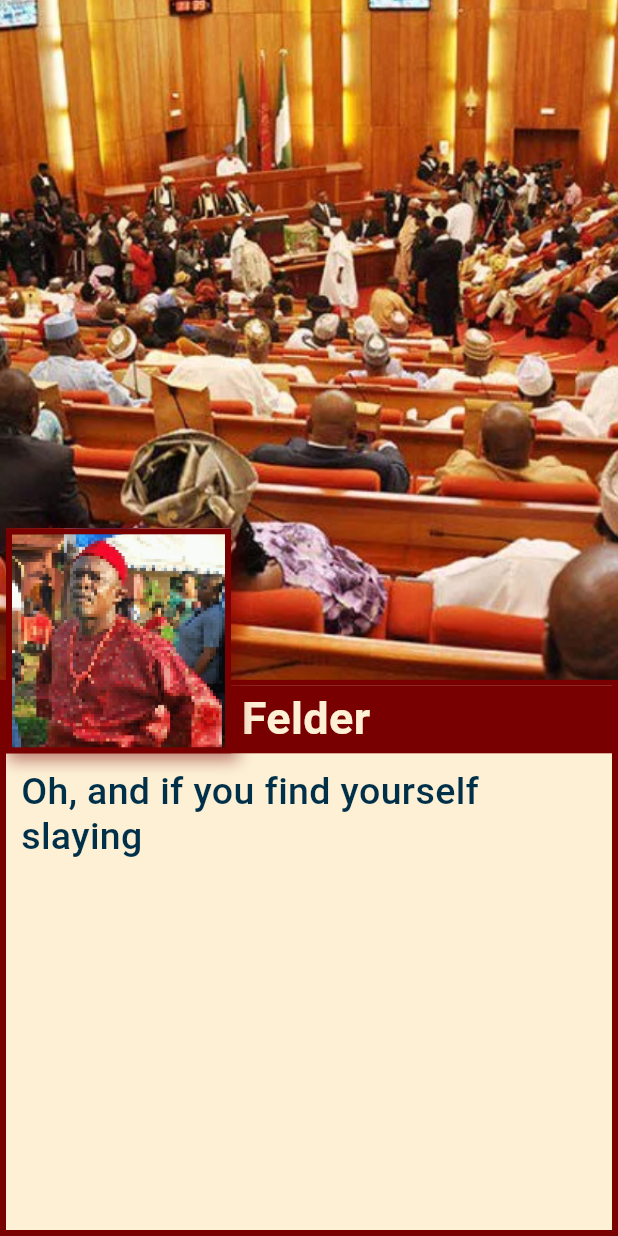
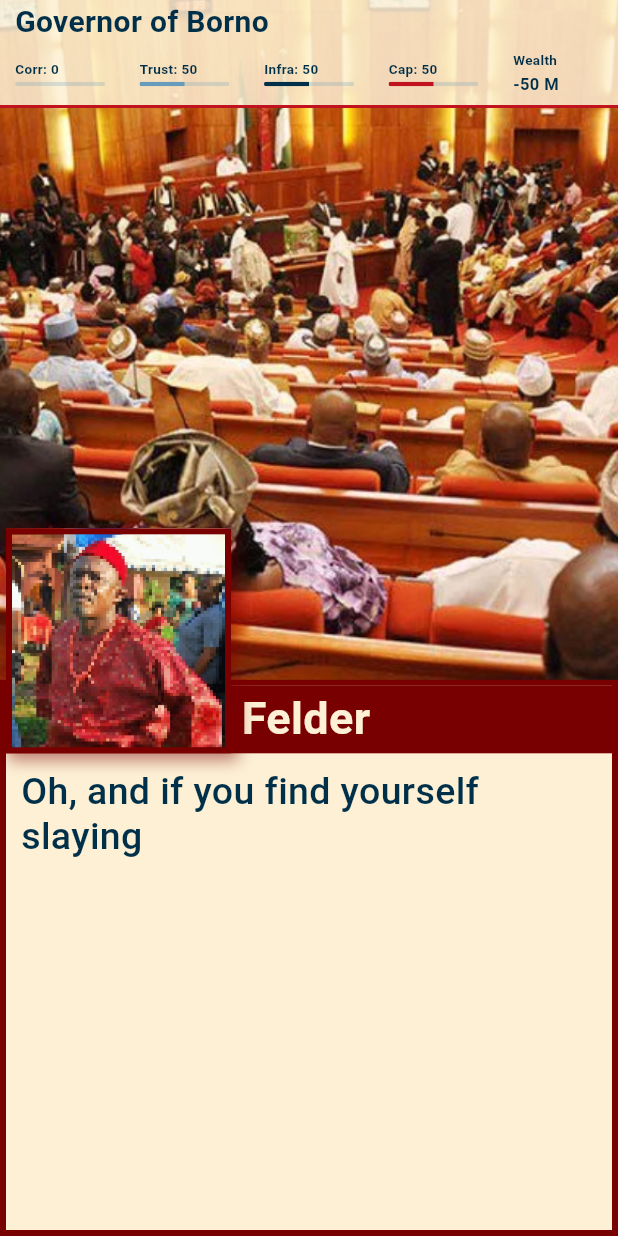
Before and after one commit to yammyangle/ae2, a Flutter app: the EventPage screen opened directly, on a phone screen of 412 x 824 dp. Run offline on Flutter 3.47's test engine with Material 3 defaults, Android fonts, the phone set to English and light mode, and no system bars; our stand-ins replace google_fonts.

Commit message:
health bar

```diff
--- a/lib/event_page.dart
+++ b/lib/event_page.dart
@@ -6,6 +6,7 @@ import 'character.dart';
 import 'event.dart';
 import 'decision_prompt.dart';
 import 'decision.dart';
+import 'stats_bar.dart';
 
 class EventPage extends StatefulWidget {
   final Event event;
@@ -23,6 +24,12 @@ class _EventPageState extends State<EventPage> {
   int _visibleChars = 0;          // how many characters currently visible
   Timer? _typingTimer;
   bool _showDecision = false;
+  double corruptionLevel = 0;
+  double publicTrust = 50;
+  double personalWealth = -50;
+  double infrastructureQuality = 50;
+  double politicalCapital = 50;
+
 
   String get _currentFullLine => widget.event.dialogue[_currentLineIndex];
 
@@ -109,15 +116,36 @@ class _EventPageState extends State<EventPage> {
         onTap: _showDecision ? null : _onTap, // Disable tap when showing decision
         child: Column(
           children: [
-            // TOP: BACKGROUND IMAGE
+            // TOP: BACKGROUND IMAGE + STATS BAR OVERLAY
             SizedBox(
               height: screenHeight * 0.55,
               width: double.infinity,
-              child: Image.asset(
-                _showDecision
-                  ? widget.event.decision?.background ?? widget.event.background
-                  : widget.event.background,
-                fit: BoxFit.cover,
+              child: Stack(
+                children: [
+                  // Background image
+                  Positioned.fill(
+                    child: Image.asset(
+                      _showDecision
+                          ? widget.event.decision?.background ?? widget.event.background
+                          : widget.event.background,
+                      fit: BoxFit.cover,
+                    ),
+                  ),
+
+                  // Stats bar overlaid at the top
+                  Positioned(
+                    top: 0,
+                    left: 0,
+                    right: 0,
+                    child: StatsBar(
+                      corruptionLevel: corruptionLevel,
+                      publicTrust: publicTrust,
+                      personalWealth: personalWealth,
+                      infrastructureQuality: infrastructureQuality,
+                      politicalCapital: politicalCapital,
+                    ),
+                  ),
+                ],
               ),
             ),
 
@@ -172,11 +200,11 @@ class _EventPageState extends State<EventPage> {
                                 textStyle: TextStyle(
                                   fontSize: 30,
                                   fontWeight: FontWeight.w700,
-                                  color: Color(0xFFFDF0D5), // Cream text
+                                  color: const Color(0xFFFDF0D5), // Cream text
                                   shadows: [
                                     Shadow(
                                       color: Color(widget.event.color), // Dark red shadow
-                                      offset: Offset(2, 2),
+                                      offset: const Offset(2, 2),
                                       blurRadius: 1,
                                     ),
                                   ],
@@ -247,5 +275,11 @@ class _EventPageState extends State<EventPage> {
         ),
       ),
     );
+
+
+
+
+
+
   }
 }
--- /dev/null
+++ b/lib/stats_bar.dart
@@ -0,0 +1,135 @@
+import 'package:flutter/material.dart';
+import 'package:google_fonts/google_fonts.dart';
+
+class StatsBar extends StatelessWidget {
+  final double corruptionLevel;       // 0–100
+  final double publicTrust;           // 0–100
+  final double personalWealth;        // any scale, but we’ll show as number
+  final double infrastructureQuality; // 0–100
+  final double politicalCapital;      // 0–100
+
+  const StatsBar({
+    super.key,
+    required this.corruptionLevel,
+    required this.publicTrust,
+    required this.personalWealth,
+    required this.infrastructureQuality,
+    required this.politicalCapital,
+  });
+
+  @override
+  Widget build(BuildContext context) {
+    return Container(
+      width: double.infinity,
+      decoration: BoxDecoration(
+        color: const Color(0xFFFDF0D5).withOpacity(0.85),
+        border: const Border(
+          bottom: BorderSide(
+            color: Color(0xFFC1121F),
+            width: 2,
+          ),
+        ),
+      ),
+
+      child: SafeArea(
+        bottom: false,
+        child: Padding(
+          padding: const EdgeInsets.fromLTRB(10, 0, 10, 6),
+
+          child: Column(
+            crossAxisAlignment: CrossAxisAlignment.start,
+            children: [
+              // ★ Title smaller + darker
+              Text(
+                "Governor of Borno",
+                style: GoogleFonts.pixelifySans(
+                  textStyle: const TextStyle(
+                    fontSize: 20,
+                    color: Color(0xFF003049), // deep blue
+                    fontWeight: FontWeight.w700,
+                  ),
+                ),
+              ),
+
+              const SizedBox(height: 4),
+
+              // ★ SINGLE ROW FOR ALL STATS
+              Row(
+                mainAxisAlignment: MainAxisAlignment.spaceBetween,
+                children: [
+                  _tinyStat("Corr", corruptionLevel, const Color(0xFFC1121F)),
+                  _tinyStat("Trust", publicTrust, const Color(0xFF669BBC)),
+                  _tinyStat("Infra", infrastructureQuality, const Color(0xFF003049)),
+                  _tinyStat("Cap", politicalCapital, const Color(0xFFC1121F)),
+                  _tinyWealth(personalWealth),
+                ],
+              ),
+            ],
+          ),
+        ),
+      ),
+    );
+  }
+
+
+
+
+
+  Widget _tinyStat(String label, double value, Color barColor) {
+    return SizedBox(
+      width: 60, // VERY small, fits one row
+      child: Column(
+        crossAxisAlignment: CrossAxisAlignment.start,
+        children: [
+          Text(
+            "$label: ${value.toInt()}",
+            style: const TextStyle(
+              fontSize: 9,
+              fontWeight: FontWeight.w600,
+              color: Color(0xFF003049),
+            ),
+          ),
+          const SizedBox(height: 2),
+          ClipRRect(
+            borderRadius: BorderRadius.circular(3),
+            child: LinearProgressIndicator(
+              value: value.clamp(0, 100) / 100,
+              minHeight: 3,
+              backgroundColor: const Color(0xFF669BBC).withOpacity(0.25),
+              valueColor: AlwaysStoppedAnimation<Color>(barColor),
+            ),
+          ),
+        ],
+      ),
+    );
+  }
+
+  Widget _tinyWealth(double value) {
+    return SizedBox(
+      width: 60,
+      child: Column(
+        crossAxisAlignment: CrossAxisAlignment.start,
+        children: [
+          const Text(
+            "Wealth",
+            style: TextStyle(
+              fontSize: 9,
+              fontWeight: FontWeight.w600,
+              color: Color(0xFF003049),
+            ),
+          ),
+          const SizedBox(height: 2),
+          Text(
+            "${value.toStringAsFixed(0)} M",
+            style: const TextStyle(
+              fontSize: 11,
+              fontWeight: FontWeight.w700,
+              color: Color(0xFF003049),
+            ),
+          ),
+        ],
+      ),
+    );
+  }
+
+}
```
